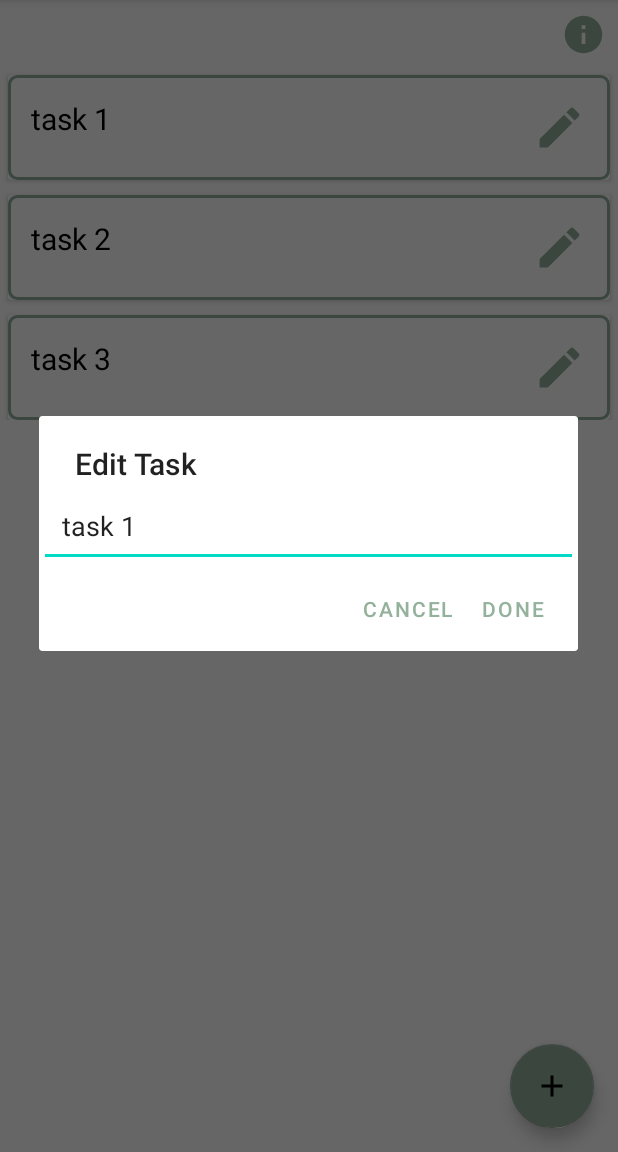
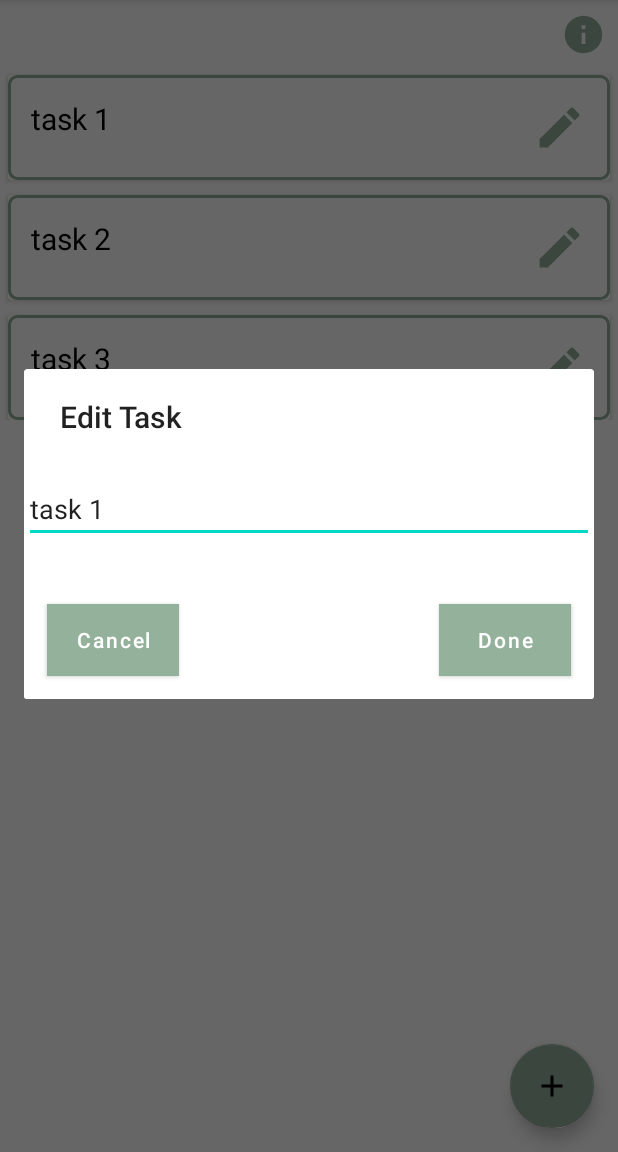
Before and after one commit to ttsochat/OrganizerApp, an Android app: the fragment DailyTasksFragment shown on its own in the app's theme, after a tap on an icon or button, on a phone screen of 412 x 824 dp, the part 84-1236 px from its top. Run offline under Robolectric (Android 15) with nearby library versions, the phone set to English and light mode, and no system bars; our stand-ins replace data binding.

Commit message:
Improved Dialog Appearance

```diff
--- a/app/src/main/java/com/example/organizerapp/ui/dailyTasks/DailyTasksFragment.kt
+++ b/app/src/main/java/com/example/organizerapp/ui/dailyTasks/DailyTasksFragment.kt
@@ -8,10 +8,7 @@ import android.os.Bundle
 import android.view.LayoutInflater
 import android.view.View
 import android.view.ViewGroup
-import android.widget.EditText
-import android.widget.ImageView
-import android.widget.TextView
-import android.widget.Toast
+import android.widget.*
 import androidx.appcompat.app.AppCompatDialogFragment
 import androidx.appcompat.view.menu.MenuView
 import androidx.fragment.app.DialogFragment
@@ -25,12 +22,14 @@ import androidx.recyclerview.widget.RecyclerView
 import com.example.organizerapp.R
 import com.example.organizerapp.databinding.FragmentDailyTasksBinding
 import com.google.android.material.snackbar.Snackbar
+import kotlinx.coroutines.NonCancellable.cancel
 import org.w3c.dom.Text
 
 class DailyTasksFragment : Fragment(),  DailyTasksAdapter.OnTaskClickListener{
 
     private lateinit var viewModel: DailyTasksViewModel
     private var _binding: FragmentDailyTasksBinding? = null
+    private lateinit var adapter: DailyTasksAdapter
 
     //val firebaseDatabase = FirebaseDataBase.getInstance()
 
@@ -50,9 +49,9 @@ class DailyTasksFragment : Fragment(),  DailyTasksAdapter.OnTaskClickListener{
 
         val root: View = binding.root
 
-        val adapter = DailyTasksAdapter(viewModel.getTasks(), this)
+        val recyclerView: RecyclerView = binding.tasksRecycler
 
-        val recyclerView: RecyclerView = binding.tasksRecycler
+        adapter = DailyTasksAdapter(viewModel.getTasks(), this)
 
         recyclerView.adapter = adapter
 
@@ -133,15 +132,25 @@ class DailyTasksFragment : Fragment(),  DailyTasksAdapter.OnTaskClickListener{
         builder.setTitle("New Task")
         val view = layoutInflater.inflate(R.layout.edit_task_dialog, null)
         val editText = view.findViewById<EditText>(R.id.edit_text)
+        val done = view.findViewById<Button>(R.id.done)
+        val cancel = view.findViewById<Button>(R.id.cancel)
         editText.hint = "Add your task here"
         builder.setView(view)
-        builder.setPositiveButton("DONE") { _, _ ->
-//            forgotPassword(fp_email)
+        val ad : AlertDialog = builder.show()
+        done.setOnClickListener{
             var newTask = Task(editText.text.toString())
             viewModel.getTasks().add(newTask)
+            ad.dismiss()
         }
-        builder.setNegativeButton("CANCEL") { _, _ ->
+        cancel.setOnClickListener{
+            ad.dismiss()
         }
+//        builder.setPositiveButton("DONE") { _, _ ->
+//            var newTask = Task(editText.text.toString())
+//            viewModel.getTasks().add(newTask)
+//        }
+//        builder.setNegativeButton("CANCEL") { _, _ ->
+//        }
         builder.show()
     }
     private fun editTaskDialog(position: Int){
@@ -149,13 +158,26 @@ class DailyTasksFragment : Fragment(),  DailyTasksAdapter.OnTaskClickListener{
         builder.setTitle("Edit Task")
         val view = layoutInflater.inflate(R.layout.edit_task_dialog, null)
         val editText = view.findViewById<EditText>(R.id.edit_text)
+        val done = view.findViewById<Button>(R.id.done)
+        val cancel = view.findViewById<Button>(R.id.cancel)
         editText.setText(viewModel.getTasks()[position].text)
         builder.setView(view)
-        builder.setPositiveButton("DONE") { _, _ ->
-            viewModel.getTasks()[position].text = editText.text.toString()
+        val ad : AlertDialog = builder.show()
+        done.setOnClickListener {
+            viewModel.setTaskText(position, editText.text.toString())
+            adapter.notifyDataSetChanged()
+            ad.dismiss()
+
         }
-        builder.setNegativeButton("CANCEL") { _, _ ->
+//        builder.setPositiveButton("DONE") { _, _ ->
+//            viewModel.setTaskText(position, editText.text.toString())
+//            adapter.notifyDataSetChanged()
+//        }
+//        builder.setNegativeButton("CANCEL") { _, _ ->
+//        }
+        cancel.setOnClickListener{
+            ad.dismiss()
         }
-        builder.show()
+//        builder.show()
     }
 }
--- a/app/src/main/java/com/example/organizerapp/ui/dailyTasks/DailyTasksViewModel.kt
+++ b/app/src/main/java/com/example/organizerapp/ui/dailyTasks/DailyTasksViewModel.kt
@@ -17,4 +17,8 @@ class DailyTasksViewModel : ViewModel() {
     fun getTasks(): MutableList<Task> {
         return allTasks
     }
+
+    fun setTaskText(postion : Int, text : String){
+        allTasks[postion].text = text
+    }
 }
--- a/app/src/main/res/layout/edit_task_dialog.xml
+++ b/app/src/main/res/layout/edit_task_dialog.xml
@@ -1,11 +1,57 @@
 <?xml version="1.0" encoding="utf-8"?>
-<EditText xmlns:android="http://schemas.android.com/apk/res/android"
-    android:id="@+id/edit_text"
-    android:layout_marginStart="16dp"
-    android:layout_marginEnd="16dp"
+<LinearLayout xmlns:android="http://schemas.android.com/apk/res/android"
+    android:layout_height="match_parent"
     android:layout_width="match_parent"
-    android:layout_height="match_parent"
-    android:hint=""
-    android:text=""
-    android:padding="15dp">
-</EditText>
+    android:background="@color/white"
+    android:orientation="vertical">
+
+    <View
+        android:layout_width="match_parent"
+        android:layout_height="25dp" />
+
+    <EditText
+        android:id="@+id/edit_text"
+        android:layout_width="match_parent"
+        android:layout_height="wrap_content"
+        android:layout_below="@+id/guide"
+        android:hint=""
+        android:text="" />
+    <View
+        android:layout_width="match_parent"
+        android:layout_height="25dp" />
+
+    <LinearLayout
+        android:layout_width="match_parent"
+        android:layout_height="wrap_content"
+        android:orientation="horizontal">
+
+        <Button
+            android:id="@+id/cancel"
+            android:layout_width="wrap_content"
+            android:layout_height="wrap_content"
+            android:background="@color/PrimaryColor"
+            android:layout_margin="15dp"
+            android:text="Cancel"
+            android:textAllCaps="false"
+            android:textColor="@color/white" />
+
+        <View
+            android:layout_width="0dp"
+            android:layout_height="0dp"
+            android:layout_weight="1"/>
+
+        <Button
+            android:id="@+id/done"
+            android:layout_width="wrap_content"
+            android:layout_height="wrap_content"
+            android:background="@color/PrimaryColor"
+            android:layout_margin="15dp"
+            android:text="Done"
+            android:textAllCaps="false"
+            android:textColor="@color/white" />
+
+
+    </LinearLayout>
+
+
+</LinearLayout>
```
